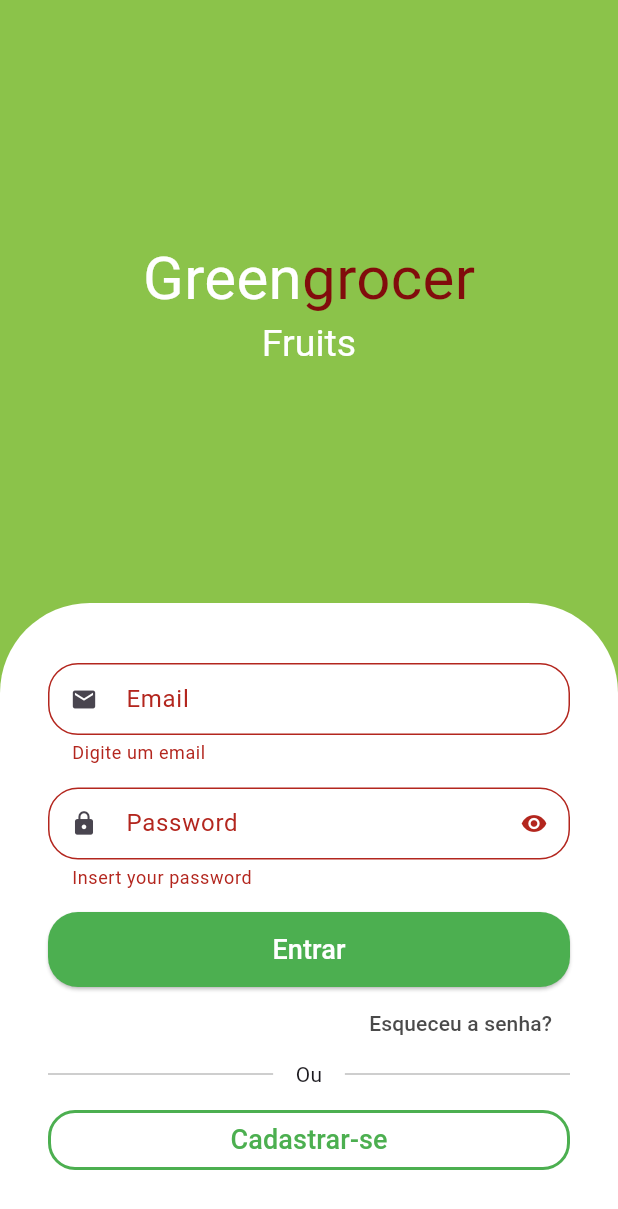
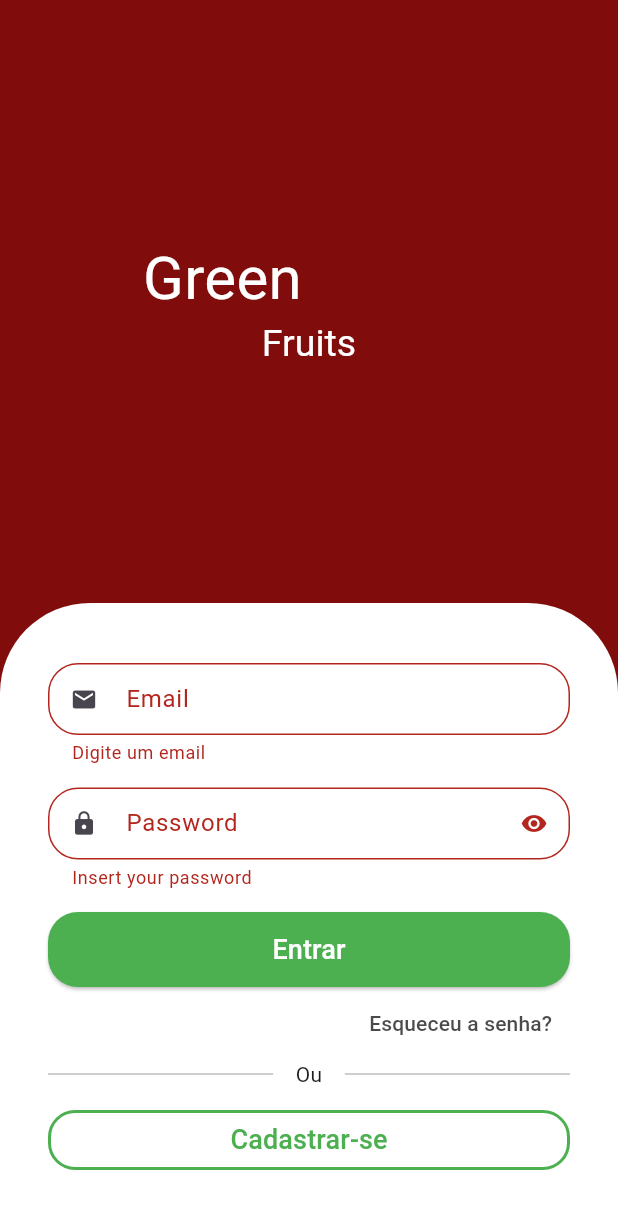
Before and after one commit to luaragiovanna/App-Quitanda, a Flutter app: the screen it shows after launch, after a tap on "Entrar", on a phone screen of 412 x 824 dp. Shown: the top 1209 px of the screen. Run offline on Flutter 3.47's test engine with Material 3 defaults, Android fonts, the light colour scheme and no system bars; drawn by our look-alikes of animated_text_kit; our stand-ins replace badges, dio, flutter_secure_storage, fluttertoast, freezed_annotation, get and 2 more; missing offline and left inert: add_to_cart_animation, clipboard; network calls fail.

Commit message:
change newCustomColors

```diff
--- a/lib/src/config/custom_colors.dart
+++ b/lib/src/config/custom_colors.dart
@@ -14,7 +14,7 @@ Map<int, Color> _swatchOpacity = {
   900: const Color.fromRGBO(25, 77, 189, 10)
 };
 
-abstract class CustomColors {
+abstract class newCustomColors {
   static Color customContrastColor = const Color.fromARGB(255, 129, 12, 12);
   static Color forgetPassword = const Color.fromARGB(233, 57, 57, 57);
 
--- a/lib/src/pages/auth/view/components/forgot_password_dialog.dart
+++ b/lib/src/pages/auth/view/components/forgot_password_dialog.dart
@@ -94,7 +94,7 @@ class ForgotPasswordDialog extends StatelessWidget {
                     'Recuperar',
                     style: TextStyle(
                       fontSize: 13,
-                      color: CustomColors.customSwatchColor,
+                      color: newCustomColors.customSwatchColor,
                     ),
                   ),
                 ),
--- a/lib/src/pages/auth/view/sign_in_screen.dart
+++ b/lib/src/pages/auth/view/sign_in_screen.dart
@@ -27,7 +27,7 @@ class SignInScreen extends StatelessWidget {
         MediaQuery.of(context).size; //pega size da tela (largura e altura)
 
     return Scaffold(
-        backgroundColor: CustomColors.customSwatchColor,
+        backgroundColor: newCustomColors.customContrastColor,
         body: SizedBox(
           height: size.height, //altura vai ter EXATA altura da tela
           width: size.width,
@@ -141,7 +141,7 @@ class SignInScreen extends StatelessWidget {
                                       },
                                 child: authController.isLoading.value
                                     ? CircularProgressIndicator(
-                                        color: CustomColors.customSwatchColor,
+                                        color: newCustomColors.customContrastColor,
                                       )
                                     : const Text(
                                         'Entrar',
@@ -177,7 +177,7 @@ class SignInScreen extends StatelessWidget {
                             child: Text(
                               'Esqueceu a senha?',
                               style: TextStyle(
-                                color: CustomColors.forgetPassword,
+                                color: newCustomColors.forgetPassword,
                               ),
                             ),
                           ),
--- a/lib/src/pages/auth/view/sign_up_screen.dart
+++ b/lib/src/pages/auth/view/sign_up_screen.dart
@@ -29,7 +29,7 @@ class SignUpScreen extends StatelessWidget {
   Widget build(BuildContext context) {
     final size = MediaQuery.of(context).size;
     return Scaffold(
-      backgroundColor: CustomColors.customSwatchColor,
+      backgroundColor: newCustomColors.customSwatchColor,
       body: SingleChildScrollView(
         child: SizedBox(
           height: size.height,
@@ -124,7 +124,7 @@ class SignUpScreen extends StatelessWidget {
                                 return ElevatedButton(
                                   style: ElevatedButton.styleFrom(
                                       backgroundColor:
-                                          CustomColors.customSwatchColor,
+                                          newCustomColors.customSwatchColor,
                                       shape: RoundedRectangleBorder(
                                         borderRadius: BorderRadius.circular(20),
                                       )),
--- a/lib/src/pages/cart/view/components/cart_tile.dart
+++ b/lib/src/pages/cart/view/components/cart_tile.dart
@@ -51,7 +51,7 @@ class _CartTileState extends State<CartTile> {
         subtitle: Text(
           utilsServices.priceToCurrency(widget.cartItem.totalPrice()),
           style: TextStyle(
-            color: CustomColors.customSwatchColor,
+            color: newCustomColors.customSwatchColor,
             fontWeight: FontWeight.bold,
           ),
         ),
--- a/lib/src/pages/home/view/components/category_tile.dart
+++ b/lib/src/pages/home/view/components/category_tile.dart
@@ -25,14 +25,14 @@ class CategoryTile extends StatelessWidget {
           decoration: BoxDecoration(
             borderRadius: BorderRadius.circular(10),
             color: isSelected
-                ? CustomColors.customSwatchColor
+                ? newCustomColors.customSwatchColor
                 : Colors.transparent,
           ),
           child: Text(
             category,
             style: TextStyle(
               color:
-                  isSelected ? Colors.white : CustomColors.customContrastColor,
+                  isSelected ? Colors.white : newCustomColors.customContrastColor,
               fontWeight: FontWeight.bold,
               fontSize: isSelected ? 16 : 14,
             ),
--- a/lib/src/pages/home/view/components/item_tile.dart
+++ b/lib/src/pages/home/view/components/item_tile.dart
@@ -87,7 +87,7 @@ class _ItemTileState extends State<ItemTile> {
                         style: TextStyle(
                           fontWeight: FontWeight.bold,
                           fontSize: 20,
-                          color: CustomColors.customSwatchColor,
+                          color: newCustomColors.customSwatchColor,
                         ),
                       ),
                       Text(
@@ -128,7 +128,7 @@ class _ItemTileState extends State<ItemTile> {
                   height: 40,
                   width: 35,
                   decoration: BoxDecoration(
-                    color: CustomColors.customSwatchColor,
+                    color: newCustomColors.customSwatchColor,
                   ),
                   child: Icon(
                     tileIcon,
--- a/lib/src/pages/orders/orders_tab.dart
+++ b/lib/src/pages/orders/orders_tab.dart
@@ -12,7 +12,7 @@ class OrdersTab extends StatelessWidget {
   Widget build(BuildContext context) {
     return Scaffold(
       appBar: AppBar(
-        backgroundColor: CustomColors.customSwatchColor,
+        backgroundColor: newCustomColors.customSwatchColor,
         title: const Text(
           'Orders',
           style: TextStyle(fontWeight: FontWeight.bold, color: Colors.white),
--- a/lib/src/pages/orders/view/components/order_status_widget.dart
+++ b/lib/src/pages/orders/view/components/order_status_widget.dart
@@ -88,9 +88,9 @@ class _StatusDot extends StatelessWidget {
           width: 20,
           decoration: BoxDecoration(
             shape: BoxShape.circle,
-            border: Border.all(color: CustomColors.customSwatchColor),
+            border: Border.all(color: newCustomColors.customSwatchColor),
             color: isActive
-                ? backgroundColor ?? CustomColors.customSwatchColor
+                ? backgroundColor ?? newCustomColors.customSwatchColor
                 : Colors.transparent,
           ),
           child: isActive
--- a/lib/src/pages/orders/view/components/order_tile.dart
+++ b/lib/src/pages/orders/view/components/order_tile.dart
@@ -83,7 +83,7 @@ class OrderTile extends StatelessWidget {
 
                               //DIVISAO
                               VerticalDivider(
-                                color: CustomColors.customSwatchColor,
+                                color: newCustomColors.customSwatchColor,
                                 thickness: 2,
                                 width: 10,
                               ),
@@ -125,7 +125,7 @@ class OrderTile extends StatelessWidget {
                               style: ElevatedButton.styleFrom(
                                 shadowColor:
                                     const Color.fromARGB(255, 109, 109, 109),
-                                backgroundColor: CustomColors.customSwatchColor,
+                                backgroundColor: newCustomColors.customSwatchColor,
                                 iconColor: Colors.white,
                                 shape: RoundedRectangleBorder(
                                   borderRadius: BorderRadius.circular(20),
--- a/lib/src/pages/splash/splash_screen.dart
+++ b/lib/src/pages/splash/splash_screen.dart
@@ -30,7 +30,7 @@ class _SplashScreenState extends State<SplashScreen> {
                 begin: Alignment.topCenter,
                 end: Alignment.bottomCenter,
                 colors: [
-              CustomColors.customSwatchColor,
+              newCustomColors.customSwatchColor,
               const Color.fromARGB(255, 124, 199, 109),
               Colors.white,
             ])),
@@ -46,7 +46,7 @@ class _SplashScreenState extends State<SplashScreen> {
             ),
             CircularProgressIndicator(
               valueColor:
-                  AlwaysStoppedAnimation(CustomColors.customContrastColor),
+                  AlwaysStoppedAnimation(newCustomColors.customContrastColor),
             ),
           ],
         ),
--- a/lib/src/pages/widgets/app_name_widget.dart
+++ b/lib/src/pages/widgets/app_name_widget.dart
@@ -21,13 +21,13 @@ class AppNameWidget extends StatelessWidget {
           TextSpan(
             text: 'Green',
             style: TextStyle(
-              color: greenTitleColor ?? CustomColors.customSwatchColor,
+              color: greenTitleColor ?? newCustomColors.customSwatchColor,
             ),
           ),
           TextSpan(
               text: 'grocer',
               style: TextStyle(
-                color: CustomColors.customContrastColor,
+                color: newCustomColors.customContrastColor,
               ))
         ]));
   }
--- a/lib/src/pages/widgets/payment_dialog.dart
+++ b/lib/src/pages/widgets/payment_dialog.dart
@@ -75,13 +75,13 @@ class PaymentDialog extends StatelessWidget {
                     icon: Icon(
                       Icons.copy,
                       size: 15,
-                      color: CustomColors.customSwatchColor,
+                      color: newCustomColors.customSwatchColor,
                     ),
                     label: Text(
                       'Copiar código pix ',
                       style: TextStyle(
                         fontSize: 13,
-                        color: CustomColors.customSwatchColor,
+                        color: newCustomColors.customSwatchColor,
                       ),
                     ))
               ],
--- a/lib/src/pages/widgets/quantity_widget.dart
+++ b/lib/src/pages/widgets/quantity_widget.dart
@@ -60,7 +60,7 @@ class QuantityWidget extends StatelessWidget {
           // Botão de adicionar
           _QuantityButton(
             icon: Icons.add,
-            color: CustomColors.customSwatchColor,
+            color: newCustomColors.customSwatchColor,
             onPressed: () {
               int resultCount = value + 1;
               result(resultCount);
```
Also changed, not shown: lib/src/pages/cart/cart_tab.dart (+4 -4 lines), lib/src/pages/home/view/home_tab.dart (+5 -5 lines), lib/src/pages/product/product_screen.dart (+4 -4 lines).
